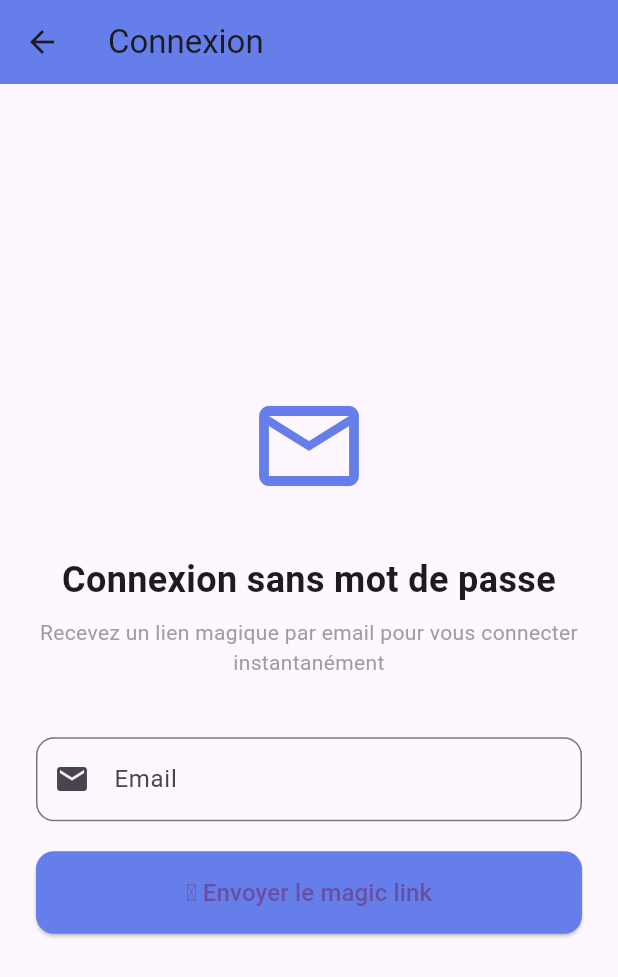
After one commit to Shelhyan68/time_capsule_flutter, a Flutter app: the MagicLinkLoginScreen screen opened directly, on a phone screen of 412 x 824 dp. The commit adds this screen. Shown: the top 977 px of the screen. Run offline on Flutter 3.47's test engine with Material 3 defaults, Android fonts, the phone set to English and light mode, and no system bars; our stand-ins replace app_links, cloud_firestore, firebase_auth, firebase_core, firebase_storage, google_sign_in and 3 more; accounts and stored records are empty; network calls fail.

Commit message:
magiclink

```diff
--- /dev/null
+++ b/devtools_options.yaml
@@ -0,0 +1,3 @@
+description: This file stores settings for Dart & Flutter DevTools.
+documentation: https://docs.flutter.dev/tools/devtools/extensions#configure-extension-enablement-states
+extensions:
--- a/lib/main.dart
+++ b/lib/main.dart
@@ -3,6 +3,7 @@ import 'package:firebase_core/firebase_core.dart';
 import 'package:firebase_auth/firebase_auth.dart';
 import 'package:cloud_firestore/cloud_firestore.dart';
 import 'src/features/auth/data/auth_repository.dart';
+import 'src/features/auth/data/magic_link_service.dart';
 import 'src/features/auth/presentation/pages/login_page.dart';
 import 'src/features/capsule/presentation/pages/dashboard_page.dart';
 import 'src/features/user/data/user_service.dart';
@@ -10,6 +11,8 @@ import 'src/features/user/domain/models/user_profile.dart';
 import 'src/features/user/presentation/pages/profile_setup_page.dart';
 import 'src/app_router.dart';
 import 'firebase_options.dart';
+import 'package:app_links/app_links.dart';
+import 'dart:async';
 
 void main() async {
   WidgetsFlutterBinding.ensureInitialized();
@@ -17,8 +20,113 @@ void main() async {
   runApp(const TimeCapsuleApp());
 }
 
-class TimeCapsuleApp extends StatelessWidget {
+class TimeCapsuleApp extends StatefulWidget {
   const TimeCapsuleApp({super.key});
+
+  @override
+  State<TimeCapsuleApp> createState() => _TimeCapsuleAppState();
+}
+
+class _TimeCapsuleAppState extends State<TimeCapsuleApp> {
+  StreamSubscription? _linkSubscription;
+  final _magicLinkService = MagicLinkService();
+  final _navigatorKey = GlobalKey<NavigatorState>();
+  bool _isProcessingLink = false;
+
+  @override
+  void initState() {
+    super.initState();
+    _initDeepLinks();
+  }
+
+  Future<void> _initDeepLinks() async {
+    final appLinks = AppLinks();
+    // Gérer le lien initial (app fermée -> ouverte via lien)
+    try {
+      final uri = await appLinks.getInitialLink();
+      final initialLink = uri?.toString();
+      if (initialLink != null) {
+        debugPrint('Initial app link detected: $initialLink');
+        _handleMagicLink(initialLink);
+      }
+    } catch (e) {
+      debugPrint('Erreur initial app link: $e');
+    }
+
+    // Gérer les liens entrants (app déjà ouverte)
+    _linkSubscription = appLinks.uriLinkStream.listen(
+      (Uri? uri) {
+        final link = uri?.toString();
+        if (link != null) {
+          debugPrint('App link stream detected: $link');
+          _handleMagicLink(link);
+        }
+      },
+      onError: (err) {
+        debugPrint('Erreur app link stream: $err');
+      },
+    );
+  }
+
+  Future<void> _handleMagicLink(String link) async {
+    if (_isProcessingLink) return;
+
+    debugPrint('[MagicLink] _handleMagicLink called with link: $link');
+    setState(() => _isProcessingLink = true);
+
+    try {
+      final userCredential = await _magicLinkService.signInWithMagicLink(link);
+
+      if (userCredential != null) {
+        debugPrint(
+          '[MagicLink] Connexion réussie via Magic Link: ${userCredential.user?.email}',
+        );
+
+        // Afficher un message de succès
+        if (mounted && _navigatorKey.currentContext != null) {
+          ScaffoldMessenger.of(_navigatorKey.currentContext!).showSnackBar(
+            const SnackBar(
+              content: Text('✅ Connexion réussie !'),
+              backgroundColor: Colors.green,
+              duration: Duration(seconds: 2),
+            ),
+          );
+        }
+      } else {
+        debugPrint('[MagicLink] userCredential est null');
+      }
+    } catch (e) {
+      debugPrint('[MagicLink] Erreur lors de la connexion avec Magic Link: $e');
+
+      // Afficher un message d'erreur explicite
+      String message = '❌ Erreur de connexion.';
+      if (e.toString().contains('Email manquant')) {
+        message =
+            '❌ Impossible de retrouver votre email. Merci de cliquer sur le lien magique depuis le même appareil.';
+      } else if (e.toString().contains('Lien invalide')) {
+        message = '❌ Ce lien magique est invalide ou expiré.';
+      }
+      if (mounted && _navigatorKey.currentContext != null) {
+        ScaffoldMessenger.of(_navigatorKey.currentContext!).showSnackBar(
+          SnackBar(
+            content: Text(message),
+            backgroundColor: Colors.red,
+            duration: const Duration(seconds: 4),
+          ),
+        );
+      }
+    } finally {
+      if (mounted) {
+        setState(() => _isProcessingLink = false);
+      }
+    }
+  }
+
+  @override
+  void dispose() {
+    _linkSubscription?.cancel();
+    super.dispose();
+  }
 
   @override
   Widget build(BuildContext context) {
@@ -29,6 +137,7 @@ class TimeCapsuleApp extends StatelessWidget {
     );
 
     return MaterialApp(
+      navigatorKey: _navigatorKey,
       title: 'TimeCapsule',
       theme: ThemeData(primarySwatch: Colors.blue),
       onGenerateRoute: AppRouter.generateRoute,
--- /dev/null
+++ b/lib/src/features/auth/data/magic_link_service.dart
@@ -0,0 +1,88 @@
+import 'package:firebase_auth/firebase_auth.dart';
+import 'package:shared_preferences/shared_preferences.dart';
+import 'package:flutter/foundation.dart';
+
+class MagicLinkService {
+  final FirebaseAuth _auth = FirebaseAuth.instance;
+
+  // URL de votre app (modifiez selon votre projet)
+  static const String _continueUrl = 'https://time-capsule-5ecb5.web.app';
+
+  /// Envoie un magic link à l'email fourni
+  Future<void> sendMagicLink(String email) async {
+    // Configuration du lien
+    final actionCodeSettings = ActionCodeSettings(
+      url: _continueUrl,
+      handleCodeInApp: true, // Important !
+      androidPackageName: 'com.example.votre_app', // Votre package Android
+      androidInstallApp: true,
+      androidMinimumVersion: '21',
+      iOSBundleId: 'com.example.votreApp', // Votre bundle iOS
+    );
+
+    try {
+      // Envoyer le magic link
+      await _auth.sendSignInLinkToEmail(
+        email: email,
+        actionCodeSettings: actionCodeSettings,
+      );
+
+      // Sauvegarder l'email localement pour la vérification
+      final prefs = await SharedPreferences.getInstance();
+      await prefs.setString('emailForSignIn', email);
+
+      print('Magic link envoyé à $email');
+    } catch (e) {
+      print('Erreur lors de l\'envoi du magic link: $e');
+      rethrow;
+    }
+  }
+
+  /// Vérifie si le lien est un magic link valide et connecte l'utilisateur
+  Future<UserCredential?> signInWithMagicLink(String emailLink) async {
+    try {
+      debugPrint('[MagicLink] signInWithMagicLink: emailLink = $emailLink');
+      // Vérifier si c'est un lien de connexion valide
+      final isValid = _auth.isSignInWithEmailLink(emailLink);
+      debugPrint('[MagicLink] isSignInWithEmailLink: $isValid');
+      if (!isValid) {
+        throw Exception('Lien invalide');
+      }
+
+      // Récupérer l'email sauvegardé
+      final prefs = await SharedPreferences.getInstance();
+      String? email = prefs.getString('emailForSignIn');
+      debugPrint('[MagicLink] emailForSignIn in SharedPreferences: $email');
+
+      if (email == null) {
+        // Si l'email n'est pas sauvegardé, demander à l'utilisateur
+        throw Exception('Email manquant');
+      }
+
+      // Se connecter avec le lien
+      final userCredential = await _auth.signInWithEmailLink(
+        email: email,
+        emailLink: emailLink,
+      );
+      debugPrint(
+        '[MagicLink] signInWithEmailLink OK: ${userCredential.user?.email}',
+      );
+
+      // Nettoyer l'email sauvegardé
+      await prefs.remove('emailForSignIn');
+
+      return userCredential;
+    } catch (e) {
+      debugPrint('[MagicLink] Erreur lors de la connexion avec magic link: $e');
+      rethrow;
+    }
+  }
+
+  /// Vérifie l'état de connexion
+  Stream<User?> get authStateChanges => _auth.authStateChanges();
+
+  /// Déconnexion
+  Future<void> signOut() async {
+    await _auth.signOut();
+  }
+}
--- /dev/null
+++ b/lib/src/features/auth/presentation/pages/magic_link_login_screen.dart
@@ -0,0 +1,182 @@
+import 'package:flutter/material.dart';
+import 'package:time_capsule/src/features/auth/data/magic_link_service.dart';
+
+class MagicLinkLoginScreen extends StatefulWidget {
+  const MagicLinkLoginScreen({super.key});
+
+  @override
+  State<MagicLinkLoginScreen> createState() => _MagicLinkLoginScreenState();
+}
+
+class _MagicLinkLoginScreenState extends State<MagicLinkLoginScreen> {
+  final _emailController = TextEditingController();
+  final _magicLinkService = MagicLinkService();
+  bool _isLoading = false;
+  bool _linkSent = false;
+
+  Future<void> _sendMagicLink() async {
+    if (_emailController.text.trim().isEmpty) {
+      ScaffoldMessenger.of(context).showSnackBar(
+        const SnackBar(content: Text('Veuillez entrer votre email')),
+      );
+      return;
+    }
+
+    setState(() => _isLoading = true);
+
+    try {
+      await _magicLinkService.sendMagicLink(_emailController.text.trim());
+
+      setState(() {
+        _linkSent = true;
+        _isLoading = false;
+      });
+
+      if (mounted) {
+        ScaffoldMessenger.of(context).showSnackBar(
+          const SnackBar(
+            content: Text('✉️ Magic link envoyé ! Vérifiez vos emails.'),
+            backgroundColor: Colors.green,
+          ),
+        );
+      }
+    } catch (e) {
+      setState(() => _isLoading = false);
+
+      if (mounted) {
+        ScaffoldMessenger.of(
+          context,
+        ).showSnackBar(SnackBar(content: Text('Erreur: $e')));
+      }
+    }
+  }
+
+  @override
+  Widget build(BuildContext context) {
+    return Scaffold(
+      appBar: AppBar(
+        title: const Text('Connexion'),
+        backgroundColor: const Color(0xFF667eea),
+      ),
+      body: Padding(
+        padding: const EdgeInsets.all(24.0),
+        child: Column(
+          mainAxisAlignment: MainAxisAlignment.center,
+          crossAxisAlignment: CrossAxisAlignment.stretch,
+          children: [
+            // Logo ou icône
+            const Icon(
+              Icons.email_outlined,
+              size: 80,
+              color: Color(0xFF667eea),
+            ),
+            const SizedBox(height: 32),
+
+            // Titre
+            const Text(
+              'Connexion sans mot de passe',
+              style: TextStyle(fontSize: 24, fontWeight: FontWeight.bold),
+              textAlign: TextAlign.center,
+            ),
+            const SizedBox(height: 8),
+
+            const Text(
+              'Recevez un lien magique par email pour vous connecter instantanément',
+              style: TextStyle(fontSize: 14, color: Colors.grey),
+              textAlign: TextAlign.center,
+            ),
+            const SizedBox(height: 40),
+
+            if (!_linkSent) ...[
+              // Champ email
+              TextField(
+                controller: _emailController,
+                keyboardType: TextInputType.emailAddress,
+                decoration: InputDecoration(
+                  labelText: 'Email',
+                  hintText: 'votre@email.com',
+                  prefixIcon: const Icon(Icons.email),
+                  border: OutlineInputBorder(
+                    borderRadius: BorderRadius.circular(12),
+                  ),
+                ),
+              ),
+              const SizedBox(height: 20),
+
+              // Bouton d'envoi
+              ElevatedButton(
+                onPressed: _isLoading ? null : _sendMagicLink,
+                style: ElevatedButton.styleFrom(
+                  backgroundColor: const Color(0xFF667eea),
+                  padding: const EdgeInsets.symmetric(vertical: 16),
+                  shape: RoundedRectangleBorder(
+                    borderRadius: BorderRadius.circular(12),
+                  ),
+                ),
+                child: _isLoading
+                    ? const SizedBox(
+                        height: 20,
+                        width: 20,
+                        child: CircularProgressIndicator(
+                          color: Colors.white,
+                          strokeWidth: 2,
+                        ),
+                      )
+                    : const Text(
+                        '🪄 Envoyer le magic link',
+                        style: TextStyle(fontSize: 16),
+                      ),
+              ),
+            ] else ...[
+              // Message de confirmation
+              Container(
+                padding: const EdgeInsets.all(20),
+                decoration: BoxDecoration(
+                  color: Colors.green.shade50,
+                  borderRadius: BorderRadius.circular(12),
+                  border: Border.all(color: Colors.green.shade200),
+                ),
+                child: Column(
+                  children: [
+                    Icon(
+                      Icons.check_circle_outline,
+                      size: 60,
+                      color: Colors.green.shade600,
+                    ),
+                    const SizedBox(height: 16),
+                    const Text(
+                      'Email envoyé !',
+                      style: TextStyle(
+                        fontSize: 20,
+                        fontWeight: FontWeight.bold,
+                      ),
+                    ),
+                    const SizedBox(height: 8),
+                    Text(
+                      'Consultez votre boîte email ${_emailController.text} et cliquez sur le lien pour vous connecter.',
+                      textAlign: TextAlign.center,
+                      style: TextStyle(color: Colors.grey.shade700),
+                    ),
+                    const SizedBox(height: 20),
+                    TextButton(
+                      onPressed: () {
+                        setState(() => _linkSent = false);
+                      },
+                      child: const Text('Utiliser un autre email'),
+                    ),
+                  ],
+                ),
+              ),
+            ],
+          ],
+        ),
+      ),
+    );
+  }
+
+  @override
+  void dispose() {
+    _emailController.dispose();
+    super.dispose();
+  }
+}
--- a/lib/src/features/capsule/domain/models/capsule_model.dart
+++ b/lib/src/features/capsule/domain/models/capsule_model.dart
@@ -8,6 +8,7 @@ class CapsuleModel {
   final DateTime openDate;
   final String? recipientName;
   final String? recipientEmail;
+  final String userId;
 
   CapsuleModel({
     required this.id,
@@ -17,6 +18,7 @@ class CapsuleModel {
     required this.openDate,
     this.recipientName,
     this.recipientEmail,
+    required this.userId,
   });
 
   factory CapsuleModel.fromDoc(DocumentSnapshot doc) {
@@ -29,6 +31,7 @@ class CapsuleModel {
       letter: data['letter'],
       recipientName: data['recipientName'],
       recipientEmail: data['recipientEmail'],
+      userId: data['userId'] ?? '',
     );
   }
 
@@ -39,6 +42,7 @@ class CapsuleModel {
     'letter': letter,
     'recipientName': recipientName,
     'recipientEmail': recipientEmail,
+    'userId': userId,
   };
 
   Map<String, dynamic> toFirestore() => toMap();
--- a/pubspec.yaml
+++ b/pubspec.yaml
@@ -35,6 +35,9 @@ dependencies:
   image_picker: ^1.1.2  # Pour prendre ou choisir des photos/vidéos
   firebase_core: ^3.8.1
   firebase_auth: ^5.3.4
+  firebase_dynamic_links: ^6.0.8
+  app_links: ^6.3.2
+  shared_preferences: ^2.2.2
   cloud_firestore: ^5.5.2
   firebase_storage: ^12.3.6
   google_sign_in: ^6.2.1
@@ -42,6 +45,7 @@ dependencies:
   cached_network_image: ^3.3.1  # Cache optimisé pour les images réseau
 
   webview_flutter: ^4.7.0  # Pour afficher le HTML dans une WebView
+
 
   # The following adds the Cupertino Icons font to your application.
   # Use with the CupertinoIcons class for iOS style icons.
```
Also changed, not shown: lib/src/features/auth/presentation/pages/login_page.dart (+40 -84 lines), lib/src/features/capsule/data/capsule_service.dart (+9 -1 lines), lib/src/features/user/presentation/pages/profile_setup_page.dart (+13 -0 lines), firebase.json, pubspec.lock, 10 other files.
